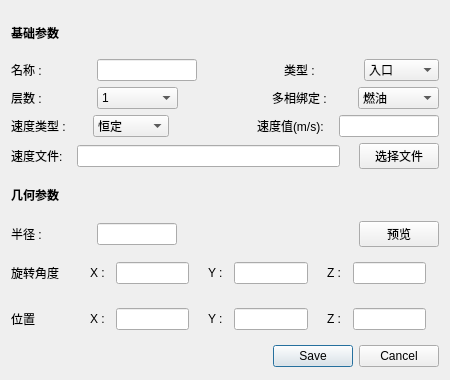
First picture: the form in InoutSetting.ui, repository 519984307/InertSimu, before the edit.
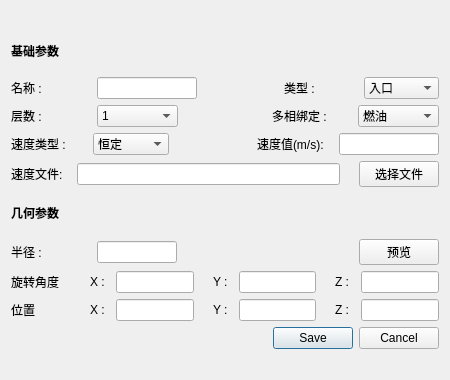
Second picture: the form after the edit.

Commit message: save inout param

What changed in the file:
```diff
--- a/InoutSetting.ui
+++ b/InoutSetting.ui
@@ -732,19 +732,6 @@
          </property>
         </widget>
        </item>
-       <item>
-        <widget class="QLabel" name="label_37">
-         <property name="maximumSize">
-          <size>
-           <width>16777215</width>
-           <height>40</height>
-          </size>
-         </property>
-         <property name="text">
-          <string/>
-         </property>
-        </widget>
-       </item>
       </layout>
      </item>
      <item>
@@ -921,19 +908,6 @@
          </property>
         </widget>
        </item>
-       <item>
-        <widget class="QLabel" name="label_18">
-         <property name="maximumSize">
-          <size>
-           <width>16777215</width>
-           <height>40</height>
-          </size>
-         </property>
-         <property name="text">
-          <string/>
-         </property>
-        </widget>
-       </item>
       </layout>
      </item>
      <item>
```
Left out of the diff: 4 changed lines with no effect on the pictures. The commit also changes 2 other files.
